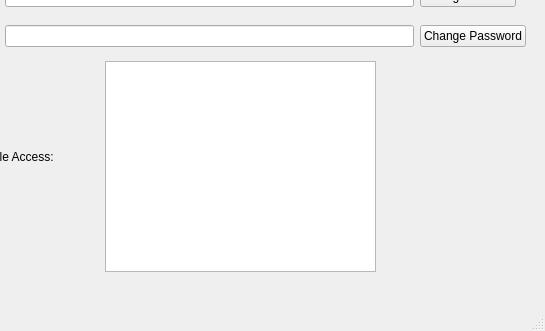
Above: SocialMedia/profile.ui from AP-projects-4001/daru before the change; both pictures show x 255 to 800 and y 269 to 600 of the 800 by 600 pixel window. Below: the same form after it.
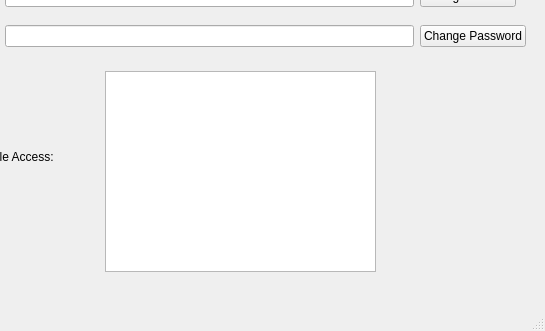
That is the form after the change.

```diff
--- a/SocialMedia/profile.ui
+++ b/SocialMedia/profile.ui
@@ -182,9 +182,9 @@
     <property name="geometry">
      <rect>
       <x>360</x>
-      <y>330</y>
+      <y>340</y>
       <width>271</width>
-      <height>211</height>
+      <height>201</height>
      </rect>
     </property>
    </widget>
```
